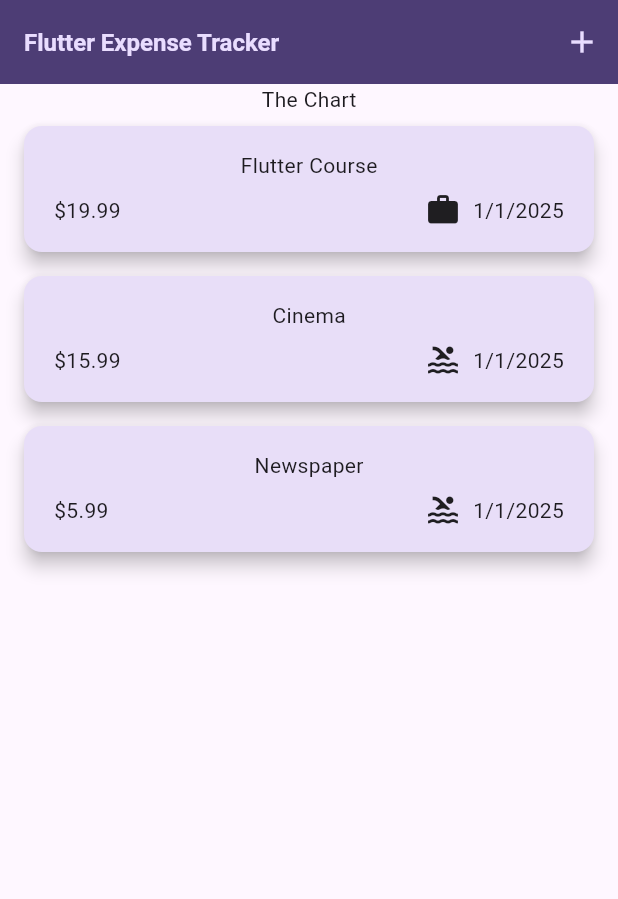
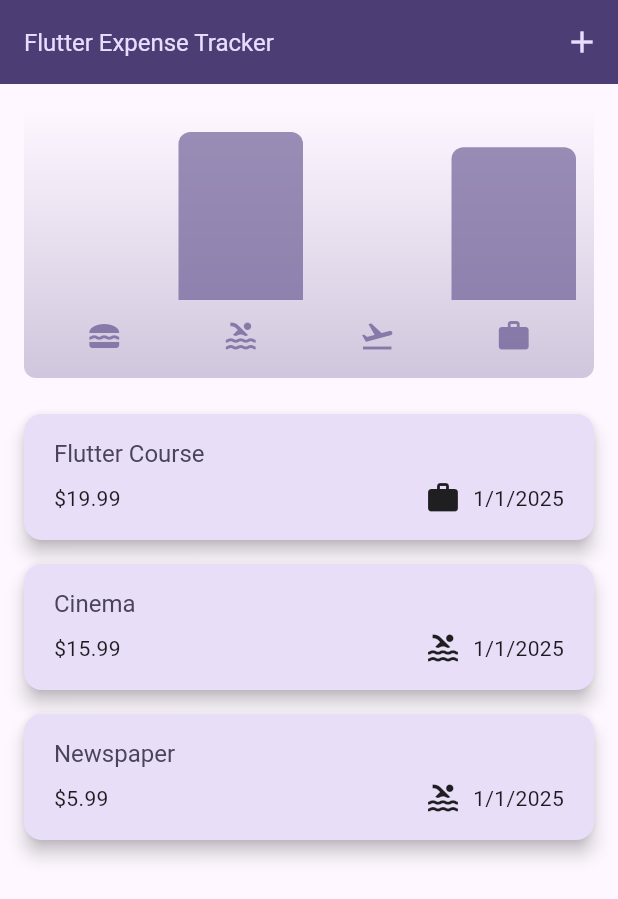
Before and after one commit to chamathk77/ExpenseTracker_Flutter, a Flutter app: the screen it shows after launch, on a phone screen of 412 x 824 dp. Shown: the top 899 px of the screen. Run offline on Flutter 3.47's test engine with Material 3 defaults, Android fonts, the phone set to English and light mode, and no system bars.

Commit message:
done app

```diff
--- a/lib/main.dart
+++ b/lib/main.dart
@@ -6,9 +6,31 @@ var kColorScheme = ColorScheme.fromSeed(
   seedColor: const Color.fromARGB(255, 96, 59, 181),
 );
 
+var KDarkColorScheme = ColorScheme.fromSeed(
+  brightness: Brightness.dark,
+  seedColor: const Color.fromARGB(255, 5, 99, 125),
+);
+
 void main() {
   runApp(
     MaterialApp(
+      darkTheme: ThemeData.dark().copyWith(
+          useMaterial3: true,
+          colorScheme: KDarkColorScheme,
+          cardTheme: CardTheme().copyWith(
+            color: KDarkColorScheme.secondaryContainer,
+            elevation: 5,
+            margin: const EdgeInsets.symmetric(
+              horizontal: 16,
+              vertical: 8,
+            ),
+          ),
+          elevatedButtonTheme: ElevatedButtonThemeData(
+            style: ElevatedButton.styleFrom(
+              backgroundColor: KDarkColorScheme.primaryContainer,
+              foregroundColor: KDarkColorScheme.onPrimaryContainer,
+            ),
+          )),
       theme: ThemeData().copyWith(
         useMaterial3: true,
         colorScheme: kColorScheme,
@@ -32,7 +54,7 @@ void main() {
         ),
         textTheme: ThemeData().textTheme.copyWith(
               titleLarge: TextStyle(
-                fontWeight: FontWeight.bold,
+                fontWeight: FontWeight.normal,
                 color: kColorScheme.onSecondaryContainer,
                 fontSize: 16,
               ),
--- a/lib/models/expense.dart
+++ b/lib/models/expense.dart
@@ -16,8 +16,6 @@ const categoryIcons = {
 };
 
 class Expense {
-
-
   Expense({
     required this.title,
     required this.amount,
@@ -35,3 +33,23 @@ class Expense {
     return formatter.format(date);
   }
 }
+
+class ExpenseBucket {
+  ExpenseBucket({required this.category, required this.expenses});
+
+  ExpenseBucket.forCategory(List<Expense> allExpenses, this.category)
+      : expenses = allExpenses
+            .where((expense) => expense.category == category)
+            .toList();
+
+  final Category category;
+  final List<Expense> expenses;
+
+  double get totalExpenses {
+    double sum = 0;
+    for (final expense in expenses) {
+      sum += expense.amount;
+    }
+    return sum;
+  }
+}
--- /dev/null
+++ b/lib/widgets/chart/chart.dart
@@ -0,0 +1,97 @@
+import 'package:flutter/material.dart';
+
+
+import 'chart_bar.dart';
+
+import 'package:expense_tracker_flutter/models/expense.dart';
+
+class Chart extends StatelessWidget {
+  const Chart({super.key, required this.expenses});
+
+  final List<Expense> expenses;
+
+  List<ExpenseBucket> get buckets {
+    return [
+      ExpenseBucket.forCategory(expenses, Category.food),
+      ExpenseBucket.forCategory(expenses, Category.leisure),
+      ExpenseBucket.forCategory(expenses, Category.travel),
+      ExpenseBucket.forCategory(expenses, Category.work),
+    ];
+  }
+
+  double get maxTotalExpense {
+    double maxTotalExpense = 0;
+
+    for (final bucket in buckets) {
+      if (bucket.totalExpenses > maxTotalExpense) {
+        maxTotalExpense = bucket.totalExpenses;
+      }
+    }
+
+    return maxTotalExpense;
+  }
+
+  @override
+  Widget build(BuildContext context) {
+    final isDarkMode =
+        MediaQuery.of(context).platformBrightness == Brightness.dark;
+    return Container(
+      margin: const EdgeInsets.all(16),
+      padding: const EdgeInsets.symmetric(
+        vertical: 16,
+        horizontal: 8,
+      ),
+      width: double.infinity,
+      height: 180,
+      decoration: BoxDecoration(
+        borderRadius: BorderRadius.circular(8),
+        gradient: LinearGradient(
+          colors: [
+            Theme.of(context).colorScheme.primary.withOpacity(0.3),
+            Theme.of(context).colorScheme.primary.withOpacity(0.0)
+          ],
+          begin: Alignment.bottomCenter,
+          end: Alignment.topCenter,
+        ),
+      ),
+      child: Column(
+        children: [
+          Expanded(
+            child: Row(
+              crossAxisAlignment: CrossAxisAlignment.end,
+              children: [
+                for (final bucket in buckets) // alternative to map()
+                  ChartBar(
+                    fill: bucket.totalExpenses == 0
+                        ? 0
+                        : bucket.totalExpenses / maxTotalExpense,
+                  )
+              ],
+            ),
+          ),
+          const SizedBox(height: 12),
+          Row(
+            children: buckets
+                .map(
+                  (bucket) => Expanded(
+                    child: Padding(
+                      padding: const EdgeInsets.symmetric(horizontal: 4),
+                      child: Icon(
+                        categoryIcons[bucket.category],
+                        color: isDarkMode
+                            ? Theme.of(context).colorScheme.secondary
+                            : Theme.of(context)
+                                .colorScheme
+                                .primary
+                                .withOpacity(0.7),
+                      ),
+                    ),
+                  ),
+                )
+                .toList(),
+          )
+        ],
+      ),
+    );
+  }
+}
--- /dev/null
+++ b/lib/widgets/chart/chart_bar.dart
@@ -0,0 +1,34 @@
+import 'package:flutter/material.dart';
+
+class ChartBar extends StatelessWidget {
+  const ChartBar({
+    super.key,
+    required this.fill,
+  });
+
+  final double fill;
+
+  @override
+  Widget build(BuildContext context) {
+    final isDarkMode =
+        MediaQuery.of(context).platformBrightness == Brightness.dark;
+    return Expanded(
+      child: Padding(
+        padding: const EdgeInsets.symmetric(horizontal: 4),
+        child: FractionallySizedBox(
+          heightFactor: fill,
+          child: DecoratedBox(
+            decoration: BoxDecoration(
+              shape: BoxShape.rectangle,
+              borderRadius:
+                  const BorderRadius.vertical(top: Radius.circular(8)),
+              color: isDarkMode
+                  ? Theme.of(context).colorScheme.secondary
+                  : Theme.of(context).colorScheme.primary.withOpacity(0.65),
+            ),
+          ),
+        ),
+      ),
+    );
+  }
+}
--- a/lib/widgets/expenses list/expense_item.dart
+++ b/lib/widgets/expenses list/expense_item.dart
@@ -11,8 +11,12 @@ class ExpenseItem extends StatelessWidget {
       child: Padding(
         padding: const EdgeInsets.symmetric(horizontal: 20, vertical: 16),
         child: Column(
+          crossAxisAlignment: CrossAxisAlignment.start,
           children: [
-            Text(expense.title),
+            Text(
+              expense.title,
+              style: Theme.of(context).textTheme.titleLarge,
+            ),
             const SizedBox(height: 8),
             Row(
               children: [
--- a/lib/widgets/expenses list/expenses_list.dart
+++ b/lib/widgets/expenses list/expenses_list.dart
@@ -13,6 +13,11 @@ class ExpensesList extends StatelessWidget {
     return ListView.builder(
       itemCount: expenses.length,
       itemBuilder: (ctx, index) => Dismissible(
+        background: Container(
+          color: Theme.of(context).colorScheme.error.withOpacity(0.75),
+          margin: EdgeInsets.symmetric(
+              horizontal: Theme.of(context).cardTheme.margin!.horizontal),
+        ),
         onDismissed: (direction) {
           removeExpense(expenses[index]);
         },
--- a/lib/widgets/expenses.dart
+++ b/lib/widgets/expenses.dart
@@ -1,3 +1,4 @@
+import 'package:expense_tracker_flutter/widgets/chart/chart.dart';
 import 'package:expense_tracker_flutter/widgets/expenses%20list/expenses_list.dart';
 import 'package:expense_tracker_flutter/models/expense.dart';
 import 'package:expense_tracker_flutter/widgets/new_expense.dart';
@@ -52,7 +53,6 @@ class _ExpensesState extends State<Expenses> {
   }
 
   void _removeExpense(Expense expense) {
-
     final expenseIndex = _registerdExpense.indexOf(expense);
     setState(() {
       _registerdExpense.remove(expense);
@@ -66,9 +66,9 @@ class _ExpensesState extends State<Expenses> {
         action: SnackBarAction(
           label: 'Undo',
           onPressed: () {
-           setState(() {
-             _registerdExpense.insert(expenseIndex, expense);
-           });
+            setState(() {
+              _registerdExpense.insert(expenseIndex, expense);
+            });
           },
         ),
       ),
@@ -97,7 +97,7 @@ class _ExpensesState extends State<Expenses> {
       ),
       body: Column(
         children: [
-          const Text('The Chart'),
+          Chart(expenses: _registerdExpense),
           Expanded(
             child: mainContent,
           )
```
